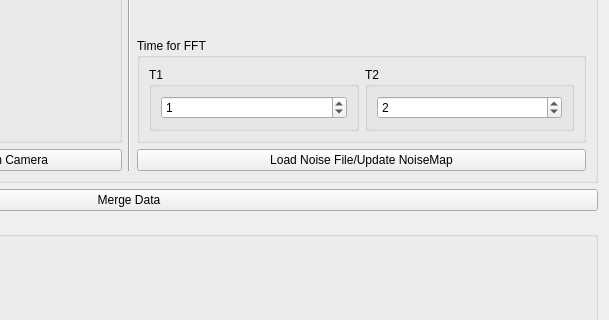
This is src/views/MergeDataWidget.ui in frmeu9/projet_fin_etude as Qt 5 draws it before an edit; both pictures show x 351 to 960 and y 224 to 544 of the 960 by 848 pixel window. The edited form follows.
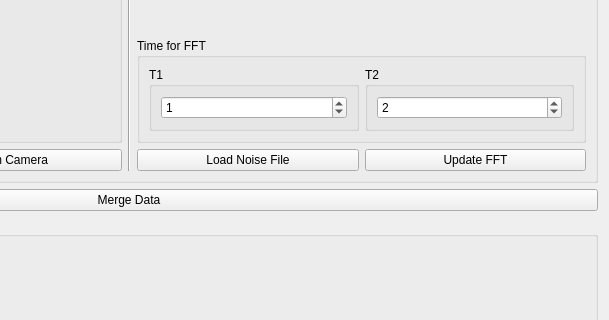
This is the edited form.

Commit message: réglé problème transparence

Diff of the .ui file:
```diff
--- a/src/views/MergeDataWidget.ui
+++ b/src/views/MergeDataWidget.ui
@@ -125,7 +125,27 @@
         </item>
         <item row="0" column="2">
          <layout class="QGridLayout" name="gridLayout_8">
-          <item row="0" column="0">
+          <item row="4" column="0">
+           <widget class="QPushButton" name="PB_loadNoiseFile">
+            <property name="sizePolicy">
+             <sizepolicy hsizetype="Preferred" vsizetype="Maximum">
+              <horstretch>0</horstretch>
+              <verstretch>0</verstretch>
+             </sizepolicy>
+            </property>
+            <property name="text">
+             <string>Load Noise File</string>
+            </property>
+           </widget>
+          </item>
+          <item row="4" column="1">
+           <widget class="QPushButton" name="PB_updateFFT">
+            <property name="text">
+             <string>Update FFT</string>
+            </property>
+           </widget>
+          </item>
+          <item row="0" column="0" colspan="2">
            <widget class="QLabel" name="LA_noiseData">
             <property name="sizePolicy">
              <sizepolicy hsizetype="Preferred" vsizetype="Preferred">
@@ -138,7 +158,7 @@
             </property>
            </widget>
           </item>
-          <item row="1" column="0">
+          <item row="1" column="0" colspan="2">
            <widget class="QGroupBox" name="groupBox_3">
             <property name="sizePolicy">
              <sizepolicy hsizetype="Preferred" vsizetype="Fixed">
@@ -191,19 +211,6 @@
             </layout>
            </widget>
           </item>
-          <item row="2" column="0">
-           <widget class="QPushButton" name="PB_loadNoiseFile">
-            <property name="sizePolicy">
-             <sizepolicy hsizetype="Preferred" vsizetype="Maximum">
-              <horstretch>0</horstretch>
-              <verstretch>0</verstretch>
-             </sizepolicy>
-            </property>
-            <property name="text">
-             <string>Load Noise File/Update NoiseMap</string>
-            </property>
-           </widget>
-          </item>
          </layout>
         </item>
        </layout>
```
The commit also changes 2 other files.
